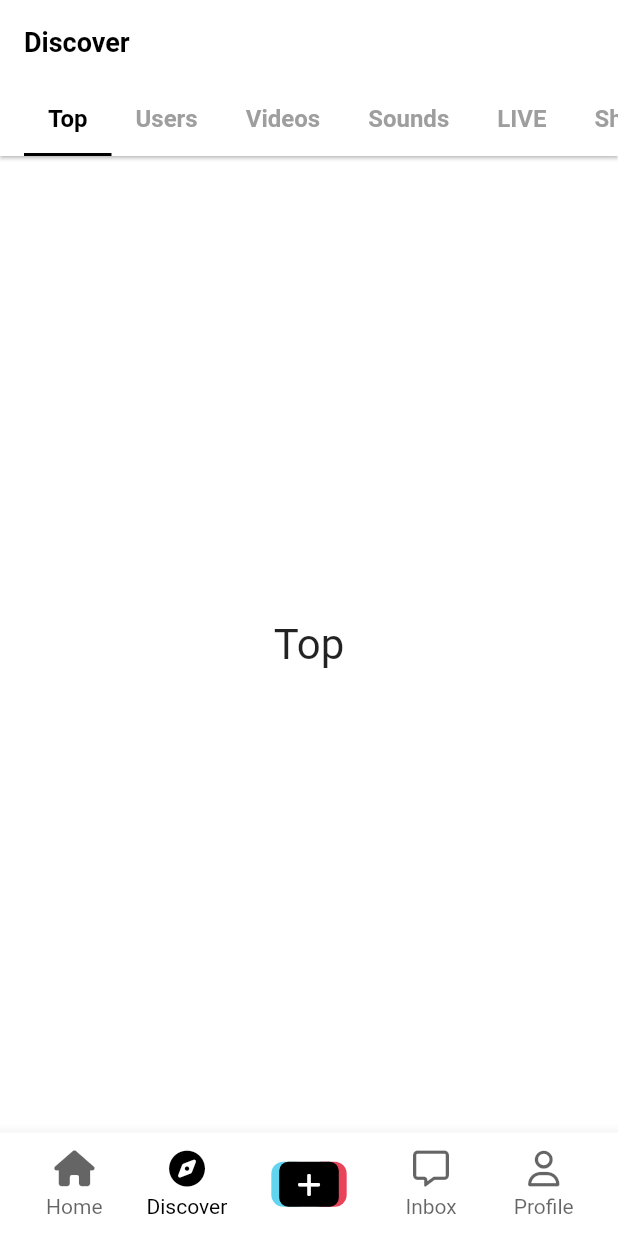
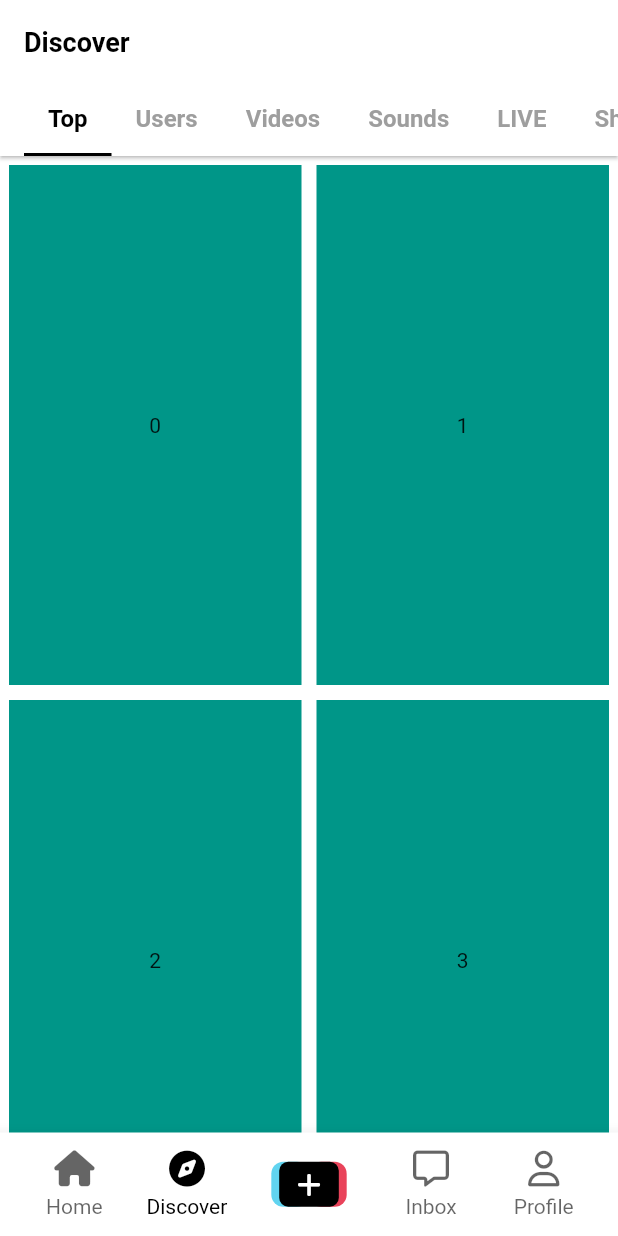
Before and after one commit to wozlsla/tiktok, a Flutter app: the screen it shows after launch, on a phone screen of 412 x 824 dp. Run offline on Flutter 3.47's test engine with Material 3 defaults, Android fonts, the phone set to English and light mode, and no system bars; our stand-ins replace font_awesome_flutter, video_player, visibility_detector.

Commit message:
feat: add GridView

```diff
--- a/lib/features/discover/discover_screen.dart
+++ b/lib/features/discover/discover_screen.dart
@@ -45,7 +45,25 @@ class DiscoverScreen extends StatelessWidget {
         ),
         body: TabBarView(
           children: [
-            for (var tab in tabs)
+            GridView.builder(
+              itemCount: 20,
+              padding: const EdgeInsets.all(
+                Sizes.size6,
+              ),
+              gridDelegate: SliverGridDelegateWithFixedCrossAxisCount(
+                crossAxisCount: 2,
+                crossAxisSpacing: Sizes.size10,
+                mainAxisSpacing: Sizes.size10,
+                childAspectRatio: 9 / 16,
+              ),
+              itemBuilder: (context, index) => Container(
+                color: Colors.teal,
+                child: Center(
+                  child: Text("$index"),
+                ),
+              ),
+            ),
+            for (var tab in tabs.skip(1))
               Center(
                 child: Text(
                   tab,
```
